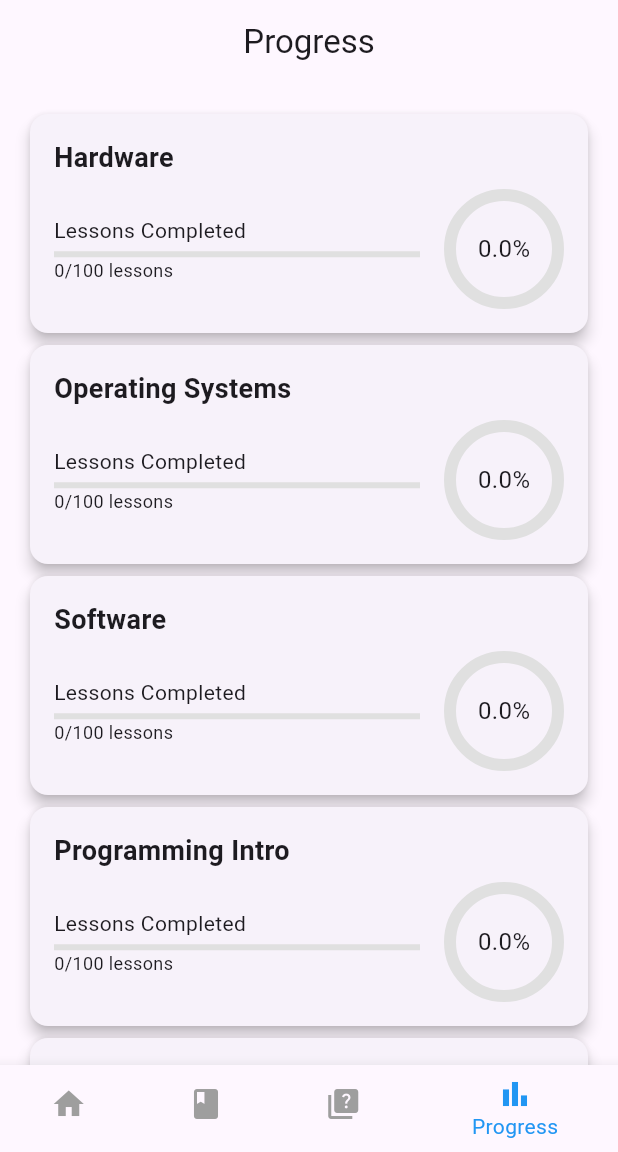
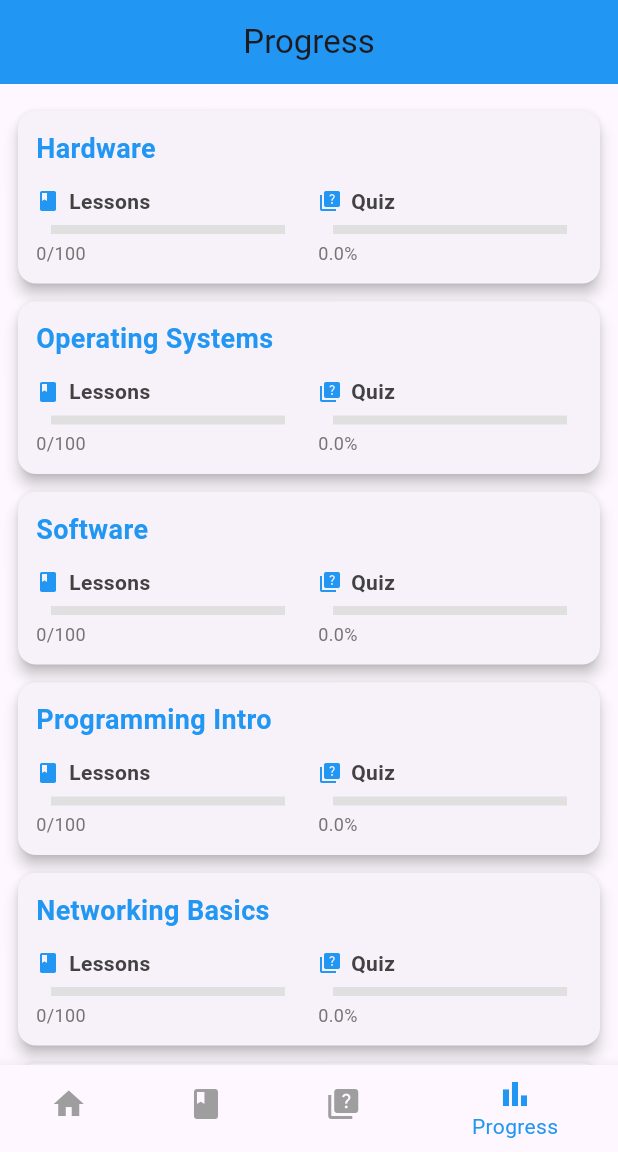
Before and after one commit to techtalksaty/learn_tech_app, a Flutter app: the screen it shows after launch, item 4 of the bottom bar chosen, on a phone screen of 412 x 824 dp, the part 84-1236 px from its top. Run offline on Flutter 3.47's test engine with Material 3 defaults, Android fonts, the phone set to English and light mode, and no system bars; drawn by our look-alikes of percent_indicator; our stand-ins replace flutter_markdown, hive, hive_flutter; accounts and stored records are empty.

Commit message:
progress-screen-layout-update

```diff
--- a/my_learn_app/lib/screens/progress/progress_screen.dart
+++ b/my_learn_app/lib/screens/progress/progress_screen.dart
@@ -1,5 +1,5 @@
 import 'package:flutter/material.dart';
-import 'package:percent_indicator/circular_percent_indicator.dart';
+import 'package:percent_indicator/linear_percent_indicator.dart';
 import 'package:provider/provider.dart';
 import '../../constants/app_constants.dart';
 import '../../providers/app_provider.dart';
@@ -16,15 +16,22 @@ class ProgressScreen extends StatelessWidget {
       appBar: AppBar(
         title: const Text('Progress'),
         centerTitle: true,
+        backgroundColor: primaryColor,
       ),
       body: Consumer<AppProvider>(
         builder: (context, provider, child) {
           final progressList = provider.progressList;
           if (progressList.isEmpty) {
-            return const Center(child: Text('Start learning or take quizzes to track progress!'));
+            return const Center(
+              child: Text(
+                'Start learning or take quizzes to track progress!',
+                style: TextStyle(fontSize: 16),
+                textAlign: TextAlign.center,
+              ),
+            );
           }
           return ListView.builder(
-            padding: const EdgeInsets.all(16.0),
+            padding: const EdgeInsets.all(12.0), // Reduced padding
             itemCount: progressList.length,
             itemBuilder: (context, index) {
               final progress = progressList[index];
@@ -32,51 +39,109 @@ class ProgressScreen extends StatelessWidget {
               final lessonProgress = totalLessons > 0
                   ? progress.lessonsCompleted / totalLessons
                   : 0.0;
+              final quizProgress = progress.quizScore / 100.0;
+
               return Card(
+                elevation: 4,
+                margin: const EdgeInsets.symmetric(vertical: 6.0), // Reduced margin
                 child: Padding(
-                  padding: const EdgeInsets.all(16.0),
+                  padding: const EdgeInsets.all(12.0), // Reduced padding
                   child: Column(
                     crossAxisAlignment: CrossAxisAlignment.start,
                     children: [
                       Text(
                         progress.category,
                         style: const TextStyle(
-                          fontSize: 18,
+                          fontSize: 18, // Slightly smaller font
                           fontWeight: FontWeight.bold,
+                          color: primaryColor,
                         ),
                       ),
-                      const SizedBox(height: 8),
+                      const SizedBox(height: 12), // Reduced spacing
                       Row(
                         children: [
                           Expanded(
                             child: Column(
                               crossAxisAlignment: CrossAxisAlignment.start,
                               children: [
-                                const Text('Lessons Completed'),
+                                Row(
+                                  children: [
+                                    const Icon(Icons.book, size: 16, color: primaryColor), // Smaller icon
+                                    const SizedBox(width: 6), // Reduced spacing
+                                    Flexible(
+                                      child: Text(
+                                        'Lessons',
+                                        style: TextStyle(
+                                          fontSize: 14, // Smaller font
+                                          fontWeight: FontWeight.w600,
+                                          color: Colors.grey[800],
+                                        ),
+                                        overflow: TextOverflow.ellipsis,
+                                      ),
+                                    ),
+                                  ],
+                                ),
+                                const SizedBox(height: 6), // Reduced spacing
+                                LinearPercentIndicator(
+                                  lineHeight: 6.0, // Thinner bar
+                                  percent: lessonProgress,
+                                  backgroundColor: Colors.grey[300],
+                                  progressColor: primaryColor,
+                                  animation: true,
+                                  animationDuration: 500,
+                                ),
                                 const SizedBox(height: 4),
-                                LinearProgressIndicator(
-                                  value: lessonProgress,
-                                  backgroundColor: Colors.grey[300],
-                                  color: primaryColor,
-                                ),
                                 Text(
-                                  '${progress.lessonsCompleted}/$totalLessons lessons',
-                                  style: const TextStyle(fontSize: 12),
+                                  '${progress.lessonsCompleted}/$totalLessons',
+                                  style: TextStyle(
+                                    fontSize: 12, // Smaller font
+                                    color: Colors.grey[600],
+                                  ),
                                 ),
                               ],
                             ),
                           ),
-                          const SizedBox(width: 16),
-                          CircularPercentIndicator(
-                            radius: 40.0,
-                            lineWidth: 8.0,
-                            percent: progress.quizScore / 100.0, // Ensure correct scaling
-                            center: Text(
-                              '${progress.quizScore.toStringAsFixed(1)}%',
-                              style: const TextStyle(fontSize: 16),
+                          const SizedBox(width: 12), // Reduced spacing
+                          Expanded(
+                            child: Column(
+                              crossAxisAlignment: CrossAxisAlignment.start,
+                              children: [
+                                Row(
+                                  children: [
+                                    const Icon(Icons.quiz, size: 16, color: primaryColor), // Smaller icon
+                                    const SizedBox(width: 6), // Reduced spacing
+                                    Flexible(
+                                      child: Text(
+                                        'Quiz',
+                                        style: TextStyle(
+                                          fontSize: 14, // Smaller font
+                                          fontWeight: FontWeight.w600,
+                                          color: Colors.grey[800],
+                                        ),
+                                        overflow: TextOverflow.ellipsis,
+                                      ),
+                                    ),
+                                  ],
+                                ),
+                                const SizedBox(height: 6), // Reduced spacing
+                                LinearPercentIndicator(
+                                  lineHeight: 6.0, // Thinner bar
+                                  percent: quizProgress,
+                                  backgroundColor: Colors.grey[300],
+                                  progressColor: primaryColor,
+                                  animation: true,
+                                  animationDuration: 500,
+                                ),
+                                const SizedBox(height: 4),
+                                Text(
+                                  '${progress.quizScore.toStringAsFixed(1)}%',
+                                  style: TextStyle(
+                                    fontSize: 12, // Smaller font
+                                    color: Colors.grey[600],
+                                  ),
+                                ),
+                              ],
                             ),
-                            progressColor: primaryColor,
-                            backgroundColor: Colors.grey[300]!,
                           ),
                         ],
                       ),
```
